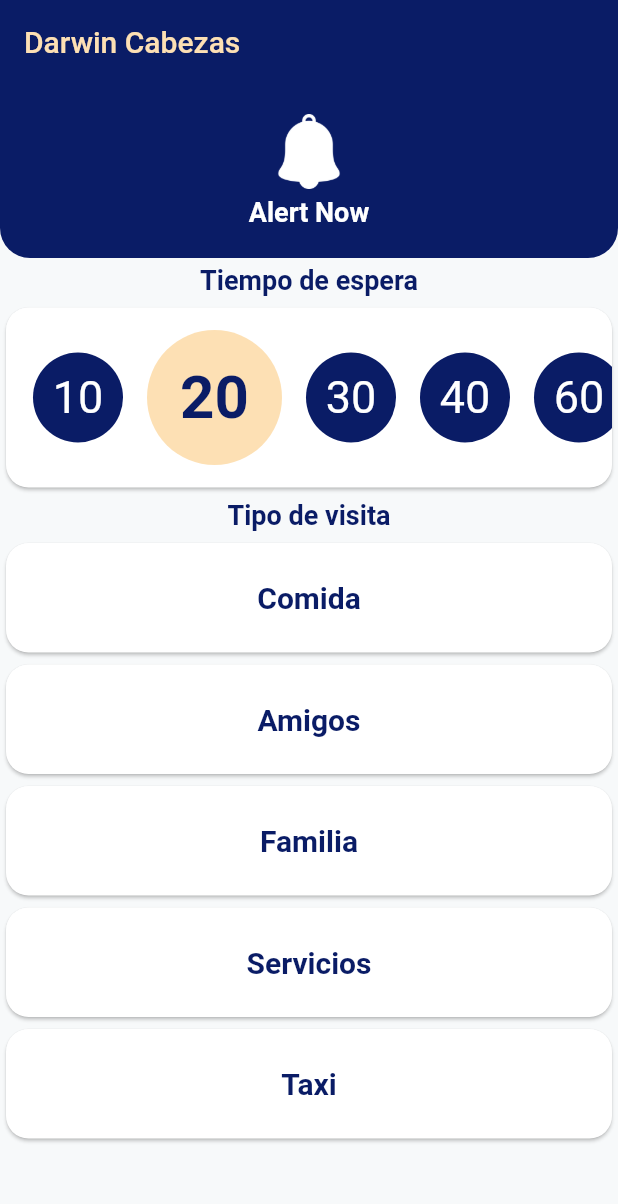
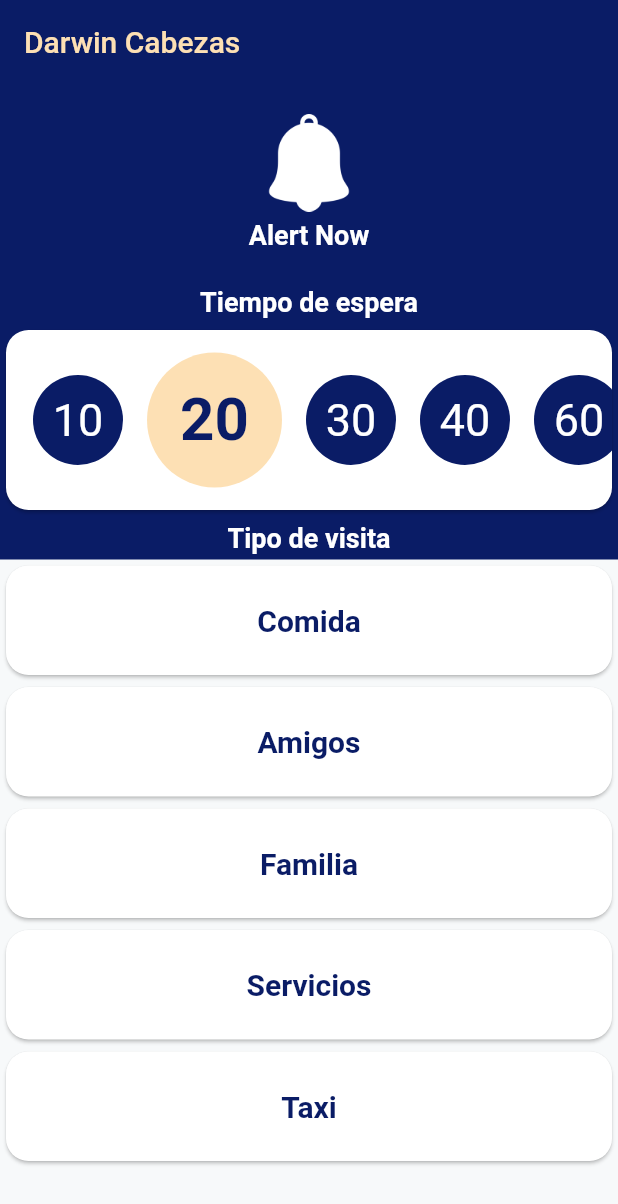
Before and after one commit to jkdlgit/residente, a Flutter app: the Home screen opened directly, on a phone screen of 412 x 824 dp. Shown: the top 1204 px of the screen. Run offline on Flutter 3.47's test engine with Material 2 defaults, Android fonts, the phone set to English and light mode, and no system bars; our stand-ins replace cloud_firestore, data_connection_checker, flushbar, percent_indicator, progress_dialog, rflutter_alert and 1 more; accounts and stored records are empty; statements that could not run were skipped.

Commit message:
Se arreglo un problema visual de la ventana Home respecto al requerimiento Issues #6 y adicionalmente se corrigio un problema que surgio despues de realizar el movimiento de metodos comunes a la nueva clase methods segun requerimiento Issues #9

```diff
--- a/lib/screens/home.dart
+++ b/lib/screens/home.dart
@@ -74,7 +74,7 @@ class HomeState extends State<Home> {
           elevation: 0.0,
         ),
         body: _inicio(),
-        backgroundColor: MyColors.white_ligth,
+        backgroundColor: MyColors.sapphire,
       ),
     );
   }
@@ -110,8 +110,8 @@ class HomeState extends State<Home> {
     return Container(
         decoration: BoxDecoration(
           borderRadius: BorderRadius.only(
-              bottomLeft: Radius.circular(20),
-              bottomRight: Radius.circular(20)),
+              bottomLeft: Radius.circular(15),
+              bottomRight: Radius.circular(15)),
           color: MyColors.sapphire,
         ),
         width: MediaQuery.of(context).size.width,
@@ -126,7 +126,8 @@ class HomeState extends State<Home> {
                 child: Container(
                   child: Image(
                     image: AssetImage("assets/images/campana.png"),
-                    width: 50,
+                    width: 65
+                    ,
                   ),
                 ),
               ),
@@ -289,7 +290,7 @@ class HomeState extends State<Home> {
                 child: Text(
                   'Tiempo de espera',
                   style: TextStyle(
-                      color: MyColors.sapphire,
+                      color: MyColors.white,
                       fontSize: TamanioTexto.subtitulo,
                       fontWeight: FontWeight.bold),
                 ),
@@ -309,7 +310,7 @@ class HomeState extends State<Home> {
           child: Text(
             'Tipo de visita',
             style: TextStyle(
-                color: MyColors.sapphire,
+                color: MyColors.white,
                 fontSize: TamanioTexto.subtitulo,
                 fontWeight: FontWeight.bold),
           ),
@@ -328,6 +329,7 @@ class HomeState extends State<Home> {
               onTap: () {
                 setState(() {
                   indexSelected = index;
+                  print("SELECCION:  "+indexSelected.toString());
                 });
               },
               child: CircleAvatar(
@@ -346,6 +348,7 @@ class HomeState extends State<Home> {
               onTap: () {
                 setState(() {
                   indexSelected = index;
+                  print("SELECCION:  "+indexSelected.toString());
                 });
                 // print(index);
                 _estabecerDatosAlerta(null, null, times[index]);
@@ -394,6 +397,8 @@ class HomeState extends State<Home> {
     global.usAlerta.tipo = (_tipo != null) ? _tipo : global.usAlerta.tipo;
     global.usAlerta.duracion =
         (_duracion != null) ? _duracion : global.usAlerta.duracion;
+
+        print("datos alerta   cod:"+ global.usAlerta.codigo+"  tipo: "+global.usAlerta.tipo +"   duracion: "+global.usAlerta.duracion);
 /*
     print('CODIGO: ' +
         ((global.usAlerta.codigo != null) ? global.usAlerta.codigo : '') +
--- a/lib/utils/methos.dart
+++ b/lib/utils/methos.dart
@@ -63,7 +63,7 @@ class Methods {
   {
     if(code!= null)
     {
-      if(code>0)
+      if(int.parse(code)>0)
       {
         return true;
       }
```
